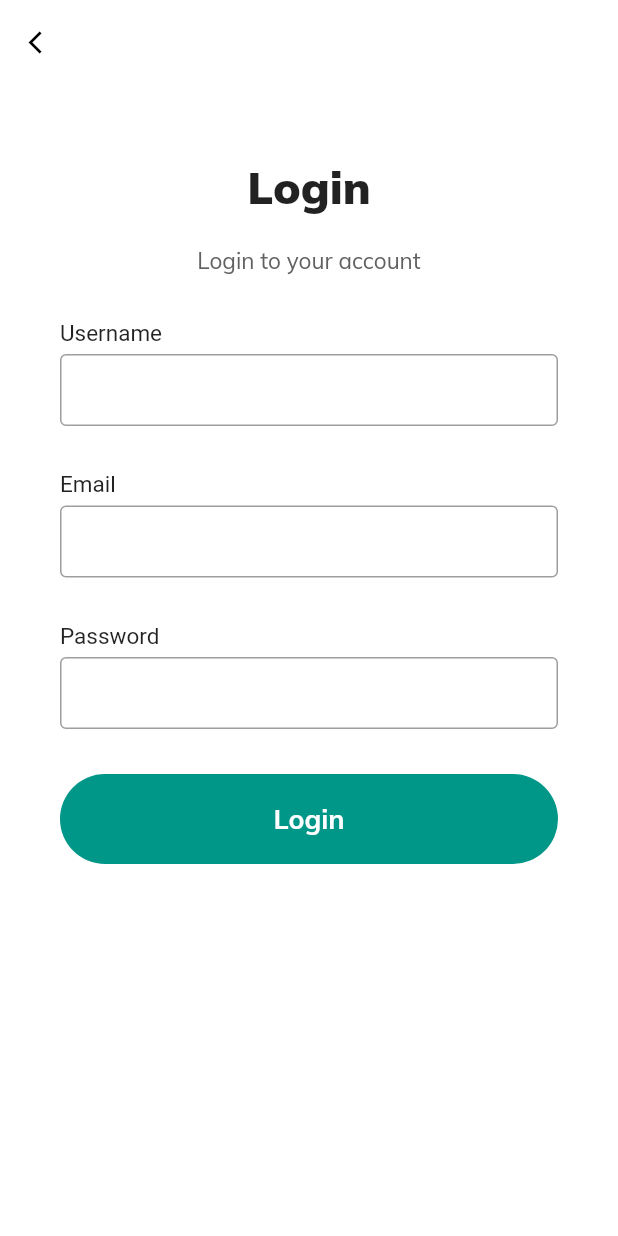
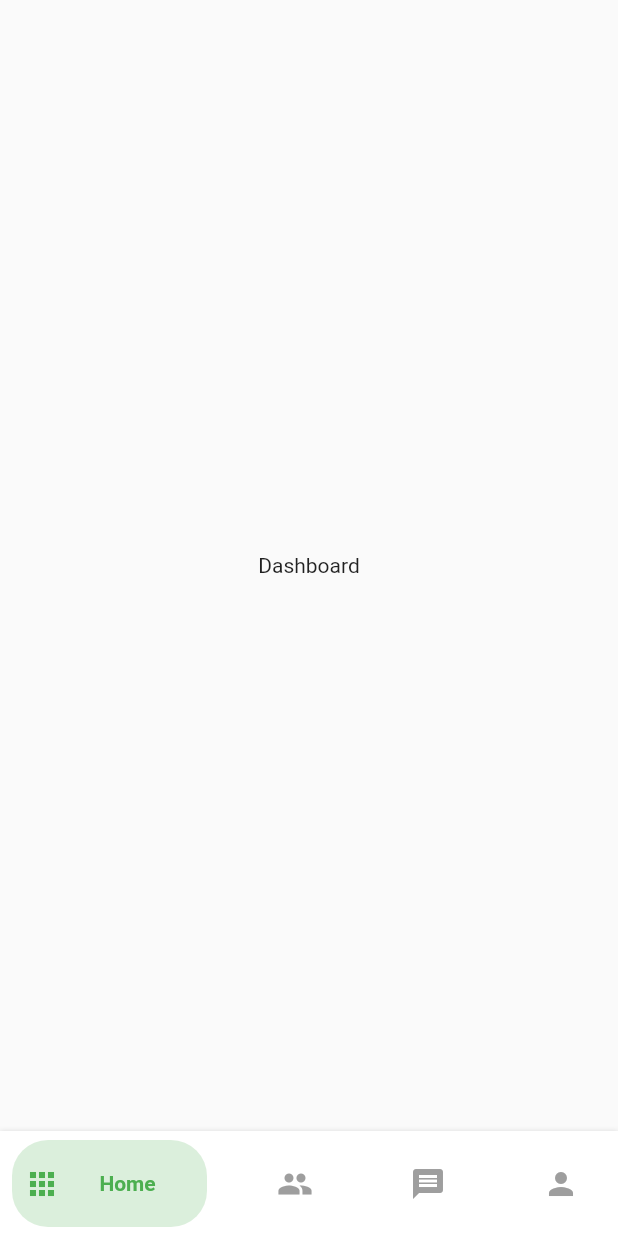
Before and after one commit to Totoi123/B2Becommerce, a Flutter app: the LoginPage screen opened by its route, after a tap on "Login", on a phone screen of 412 x 824 dp. Run offline on Flutter 3.47's test engine with Material 2 defaults, Android fonts, the phone set to English and light mode, and no system bars; our stand-ins replace get, simple_animations.

Commit message:
second commit

```diff
--- a/lib/main.dart
+++ b/lib/main.dart
@@ -1,3 +1,4 @@
+import 'package:b2b_ordering_system/pages/dashboard/dashboard_layout.dart';
 import 'package:b2b_ordering_system/pages/landing_page.dart';
 import 'package:flutter/material.dart';
 
@@ -24,6 +25,7 @@ class MyApp extends StatelessWidget {
       getPages: [
         GetPage(name: '/', page: () => const LandingPage()),
         GetPage(name: '/login', page: () => const LoginPage()),
+        GetPage(name: '/dashboard_layout', page: () => const MyDashBoard()),
       ],
     );
   }
--- /dev/null
+++ b/lib/navigation/custom_animated_buttombar.dart
@@ -0,0 +1,169 @@
+import 'package:flutter/material.dart';
+
+class CustomAnimatedBottomBar extends StatelessWidget {
+  const CustomAnimatedBottomBar({
+    Key? key,
+    this.selectedIndex = 0,
+    this.showElevation = true,
+    this.iconSize = 24,
+    this.backgroundColor,
+    this.itemCornerRadius = 50,
+    this.containerHeight = 56,
+    this.animationDuration = const Duration(milliseconds: 270),
+    this.mainAxisAlignment = MainAxisAlignment.spaceBetween,
+    required this.items,
+    required this.onItemSelected,
+    this.curve = Curves.linear,
+  })  : assert(items.length >= 2 && items.length <= 5),
+        super(key: key);
+
+  final int selectedIndex;
+  final double iconSize;
+  final Color? backgroundColor;
+  final bool showElevation;
+  final Duration animationDuration;
+  final List<BottomNavyBarItem> items;
+  final ValueChanged<int> onItemSelected;
+  final MainAxisAlignment mainAxisAlignment;
+  final double itemCornerRadius;
+  final double containerHeight;
+  final Curve curve;
+
+  @override
+  Widget build(BuildContext context) {
+    final bgColor = backgroundColor ?? Theme.of(context).bottomAppBarColor;
+
+    return Container(
+      decoration: BoxDecoration(
+        color: bgColor,
+        boxShadow: [
+          if (showElevation)
+            const BoxShadow(
+              color: Colors.black12,
+              blurRadius: 2,
+            ),
+        ],
+      ),
+      child: SafeArea(
+        child: Container(
+          width: double.infinity,
+          height: containerHeight,
+          padding: const EdgeInsets.symmetric(vertical: 6, horizontal: 8),
+          child: Row(
+            mainAxisAlignment: mainAxisAlignment,
+            children: items.map((item) {
+              var index = items.indexOf(item);
+              return GestureDetector(
+                onTap: () => onItemSelected(index),
+                child: _ItemWidget(
+                  item: item,
+                  iconSize: iconSize,
+                  isSelected: index == selectedIndex,
+                  backgroundColor: bgColor,
+                  itemCornerRadius: itemCornerRadius,
+                  animationDuration: animationDuration,
+                  curve: curve,
+                ),
+              );
+            }).toList(),
+          ),
+        ),
+      ),
+    );
+  }
+}
+
+class _ItemWidget extends StatelessWidget {
+  final double iconSize;
+  final bool isSelected;
+  final BottomNavyBarItem item;
+  final Color backgroundColor;
+  final double itemCornerRadius;
+  final Duration animationDuration;
+  final Curve curve;
+
+  const _ItemWidget({
+    Key? key,
+    required this.item,
+    required this.isSelected,
+    required this.backgroundColor,
+    required this.animationDuration,
+    required this.itemCornerRadius,
+    required this.iconSize,
+    this.curve = Curves.linear,
+  }) : super(key: key);
+
+  @override
+  Widget build(BuildContext context) {
+    return Semantics(
+      container: true,
+      selected: isSelected,
+      child: AnimatedContainer(
+        width: isSelected ? 130 : 50,
+        height: double.maxFinite,
+        duration: animationDuration,
+        curve: curve,
+        decoration: BoxDecoration(
+          color:
+              isSelected ? item.activeColor.withOpacity(0.2) : backgroundColor,
+          borderRadius: BorderRadius.circular(itemCornerRadius),
+        ),
+        child: SingleChildScrollView(
+          scrollDirection: Axis.horizontal,
+          physics: const NeverScrollableScrollPhysics(),
+          child: Container(
+            width: isSelected ? 130 : 50,
+            padding: const EdgeInsets.symmetric(horizontal: 8),
+            child: Row(
+              mainAxisSize: MainAxisSize.max,
+              mainAxisAlignment: MainAxisAlignment.start,
+              crossAxisAlignment: CrossAxisAlignment.center,
+              children: <Widget>[
+                IconTheme(
+                  data: IconThemeData(
+                    size: iconSize,
+                    color: isSelected
+                        ? item.activeColor.withOpacity(1)
+                        : item.inactiveColor ?? item.activeColor,
+                  ),
+                  child: item.icon,
+                ),
+                if (isSelected)
+                  Expanded(
+                    child: Container(
+                      padding: const EdgeInsets.symmetric(horizontal: 4),
+                      child: DefaultTextStyle.merge(
+                        style: TextStyle(
+                          color: item.activeColor,
+                          fontWeight: FontWeight.bold,
+                        ),
+                        maxLines: 1,
+                        textAlign: item.textAlign,
+                        child: item.title,
+                      ),
+                    ),
+                  ),
+              ],
+            ),
+          ),
+        ),
+      ),
+    );
+  }
+}
+
+class BottomNavyBarItem {
+  BottomNavyBarItem({
+    required this.icon,
+    required this.title,
+    this.activeColor = Colors.blue,
+    this.textAlign,
+    this.inactiveColor,
+  });
+
+  final Widget icon;
+  final Widget title;
+  final Color activeColor;
+  final Color? inactiveColor;
+  final TextAlign? textAlign;
+}
--- /dev/null
+++ b/lib/pages/customers/customer_controller.dart
@@ -0,0 +1,3 @@
+import 'package:get/get.dart';
+
+class CustomerPage extends GetxController {}
--- /dev/null
+++ b/lib/pages/customers/customers.dart
@@ -0,0 +1,14 @@
+import 'package:flutter/material.dart';
+
+class Customers extends StatelessWidget {
+  const Customers({Key? key}) : super(key: key);
+
+  @override
+  Widget build(BuildContext context) {
+    return const Scaffold(
+      body: Center(
+        child: Text("Customers"),
+      ),
+    );
+  }
+}
--- /dev/null
+++ b/lib/pages/dashboard/dashboard.dart
@@ -0,0 +1,13 @@
+import 'package:flutter/material.dart';
+
+class Dashboard extends StatelessWidget {
+  const Dashboard({Key? key}) : super(key: key);
+
+  @override
+  Widget build(BuildContext context) {
+    return const Scaffold(
+        body: Center(
+      child: Text('Dashboard'),
+    ));
+  }
+}
--- /dev/null
+++ b/lib/pages/dashboard/dashboard_controller.dart
@@ -0,0 +1,3 @@
+import 'package:get/get.dart';
+
+class DashboardPage extends GetxController {}
--- /dev/null
+++ b/lib/pages/dashboard/dashboard_layout.dart
@@ -0,0 +1,84 @@
+import 'package:b2b_ordering_system/pages/customers/customers.dart';
+import 'package:b2b_ordering_system/pages/dashboard/dashboard.dart';
+import 'package:b2b_ordering_system/pages/products/products.dart';
+import 'package:b2b_ordering_system/pages/profile/profile.dart';
+import 'package:flutter/material.dart';
+
+import '../../navigation/custom_animated_buttombar.dart';
+
+class MyDashBoard extends StatefulWidget {
+  const MyDashBoard({Key? key}) : super(key: key);
+
+  @override
+  _MyDashBoardState createState() => _MyDashBoardState();
+}
+
+class _MyDashBoardState extends State<MyDashBoard> {
+  int _currentIndex = 0;
+
+  final _inactiveColor = Colors.grey;
+  @override
+  Widget build(BuildContext context) {
+    return Scaffold(
+        backgroundColor: Colors.white,
+        body: getBody(),
+        bottomNavigationBar: _buildBottomBar());
+  }
+
+  Widget _buildBottomBar() {
+    return CustomAnimatedBottomBar(
+      containerHeight: 70,
+      backgroundColor: Colors.white,
+      selectedIndex: _currentIndex,
+      showElevation: true,
+      itemCornerRadius: 24,
+      curve: Curves.easeIn,
+      onItemSelected: (index) => setState(() => _currentIndex = index),
+      items: <BottomNavyBarItem>[
+        BottomNavyBarItem(
+          icon: const Icon(Icons.apps),
+          title: const Text('Home'),
+          activeColor: Colors.green,
+          inactiveColor: _inactiveColor,
+          textAlign: TextAlign.center,
+        ),
+        BottomNavyBarItem(
+          icon: const Icon(Icons.people),
+          title: const Text('Customers'),
+          activeColor: Colors.purpleAccent,
+          inactiveColor: _inactiveColor,
+          textAlign: TextAlign.center,
+        ),
+        BottomNavyBarItem(
+          icon: const Icon(Icons.message),
+          title: const Text(
+            'Products',
+          ),
+          activeColor: Colors.pink,
+          inactiveColor: _inactiveColor,
+          textAlign: TextAlign.center,
+        ),
+        BottomNavyBarItem(
+          icon: const Icon(Icons.person),
+          title: const Text('Profile'),
+          activeColor: Colors.blue,
+          inactiveColor: _inactiveColor,
+          textAlign: TextAlign.center,
+        ),
+      ],
+    );
+  }
+
+  Widget getBody() {
+    List<Widget> pages = [
+      const Dashboard(),
+      const Customers(),
+      const Products(),
+      const Profile(),
+    ];
+    return IndexedStack(
+      index: _currentIndex,
+      children: pages,
+    );
+  }
+}
--- a/lib/pages/login_page.dart
+++ b/lib/pages/login_page.dart
@@ -78,7 +78,9 @@ class LoginPage extends StatelessWidget {
                       // ),
                     ),
                     child: MaterialButton(
-                      onPressed: () {},
+                      onPressed: () {
+                        Get.toNamed('/dashboard_layout');
+                      },
                       minWidth: double.infinity,
                       height: 60,
                       color: Colors.teal,
--- /dev/null
+++ b/lib/pages/products/products.dart
@@ -0,0 +1,14 @@
+import 'package:flutter/material.dart';
+
+class Products extends StatelessWidget {
+  const Products({Key? key}) : super(key: key);
+
+  @override
+  Widget build(BuildContext context) {
+    return const Scaffold(
+      body: Center(
+        child: Text("Products"),
+      ),
+    );
+  }
+}
--- /dev/null
+++ b/lib/pages/products/products_controller.dart
@@ -0,0 +1,3 @@
+import 'package:get/get.dart';
+
+class ProductPage extends GetxController {}
--- /dev/null
+++ b/lib/pages/profile/profile.dart
@@ -0,0 +1,12 @@
+import 'package:flutter/material.dart';
+
+class Profile extends StatelessWidget {
+  const Profile({Key? key}) : super(key: key);
+
+  @override
+  Widget build(BuildContext context) {
+    return const Scaffold(
+      body: Center(child: Text("Profile")),
+    );
+  }
+}
--- /dev/null
+++ b/lib/pages/profile/profile_controller.dart
@@ -0,0 +1,3 @@
+import 'package:get/get.dart';
+
+class ProfilePage extends GetxController {}
```
Also changed, not shown: pubspec.yaml (+7 -6 lines), assets/images/avatar.png (added), pubspec.lock.
